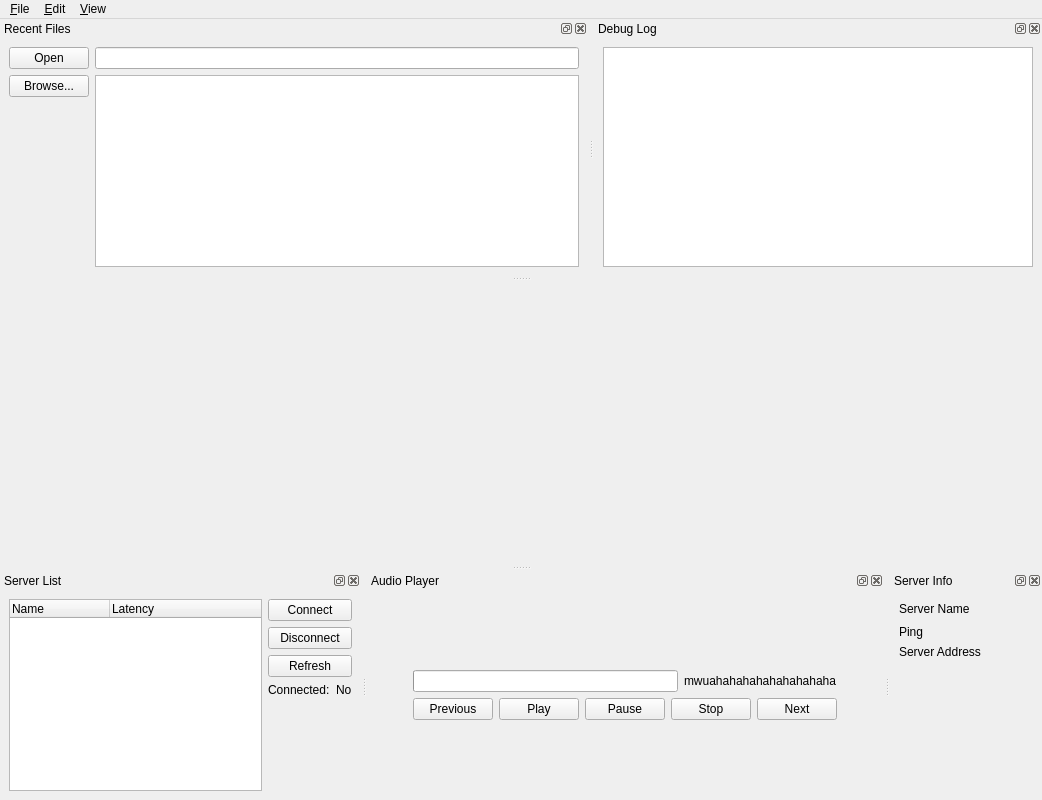
First picture: the form in src/qt-client/MainWindow.ui, repository dgeelen/dmplayer, before the edit.
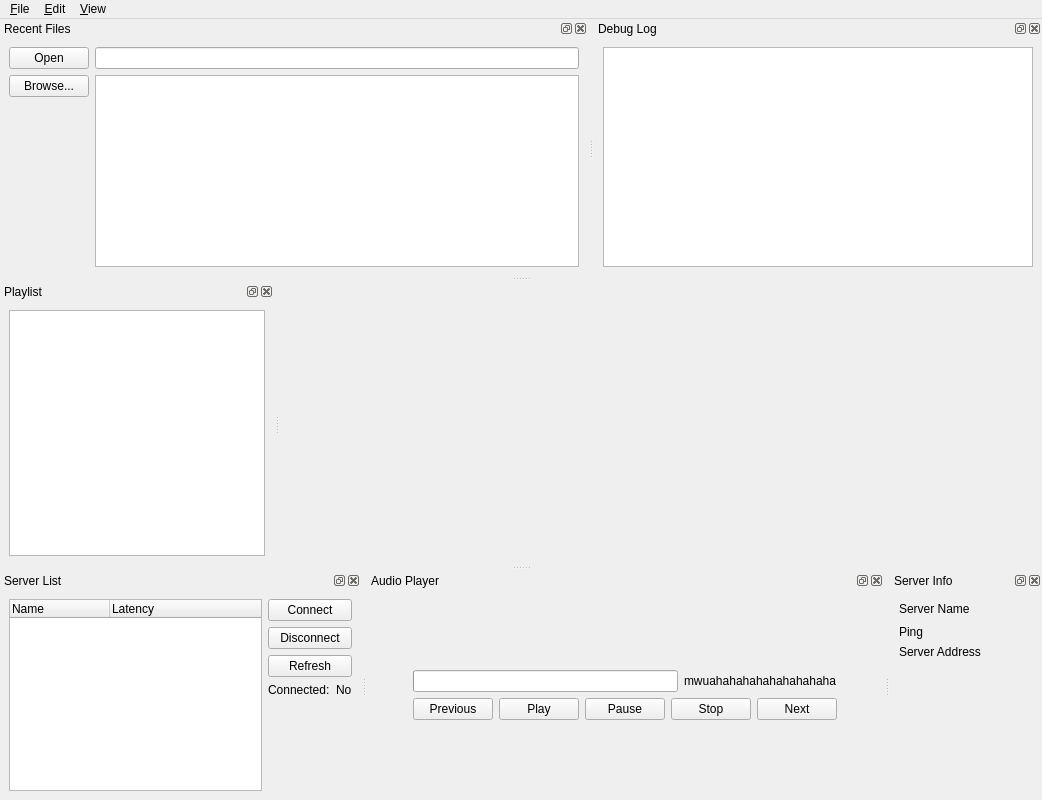
Second picture: the form after the edit. Icons and pictures are not drawn. Custom widgets are drawn as their Qt base class.

Commit message: Qt playlist implementation (WIP?).

The edit to the form file:
```diff
--- a/src/qt-client/MainWindow.ui
+++ b/src/qt-client/MainWindow.ui
@@ -479,6 +479,21 @@
     </layout>
    </widget>
   </widget>
+  <widget class="QDockWidget" name="dockWidget" >
+   <property name="windowTitle" >
+    <string>Playlist</string>
+   </property>
+   <attribute name="dockWidgetArea" >
+    <number>1</number>
+   </attribute>
+   <widget class="QWidget" name="dockWidgetContents_5" >
+    <layout class="QHBoxLayout" >
+     <item>
+      <widget class="QPlaylist" name="PlayListWidget" />
+     </item>
+    </layout>
+   </widget>
+  </widget>
   <action name="action_Quit" >
    <property name="text" >
     <string>&amp;Quit</string>
@@ -515,6 +530,13 @@
    </property>
   </action>
  </widget>
+ <customwidgets>
+  <customwidget>
+   <class>QPlaylist</class>
+   <extends>QListWidget</extends>
+   <header>QPlaylist.h</header>
+  </customwidget>
+ </customwidgets>
  <resources>
   <include location="icons.qrc" />
  </resources>
```
The commit also changes 4 other files.
